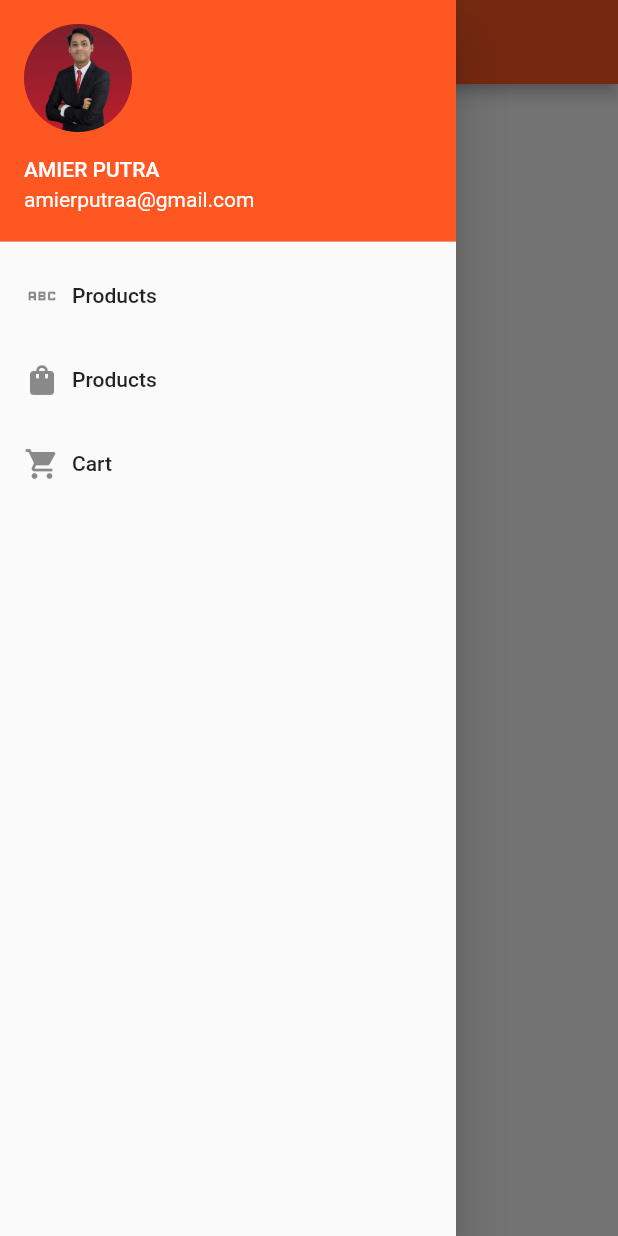
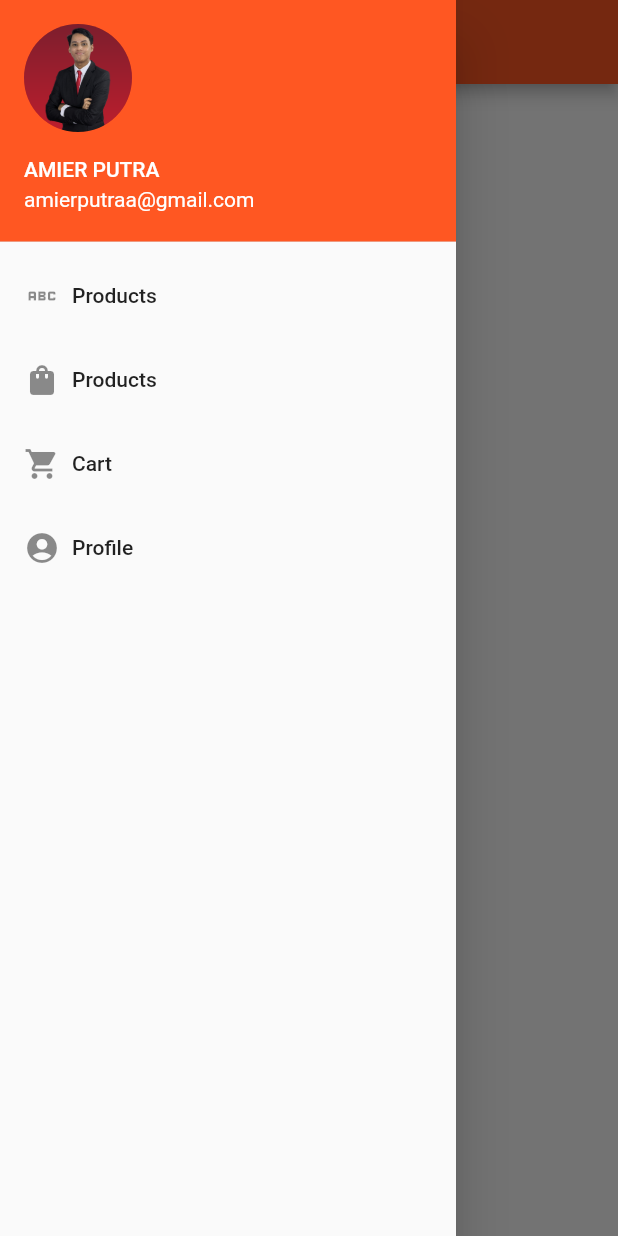
Before and after one commit to amierputra/MyShop-Mobile, a Flutter app: the screen it shows after launch, with the side drawer open, on a phone screen of 412 x 824 dp. Run offline on Flutter 3.47's test engine with Material 2 defaults, Android fonts, the phone set to English and light mode, and no system bars.

Commit message:
add profile icon

```diff
--- a/myshop/lib/view/mainscreen.dart
+++ b/myshop/lib/view/mainscreen.dart
@@ -41,6 +41,11 @@ class _MainScreenState extends State<MainScreen> {
               text: 'Cart',
               onTap: () {},
             ),
+            _createDrawerItem(
+              icon: Icons.account_circle_sharp,
+              text: 'Profile',
+              onTap: () {},
+            ),
           ],
         ),
       ),
```
